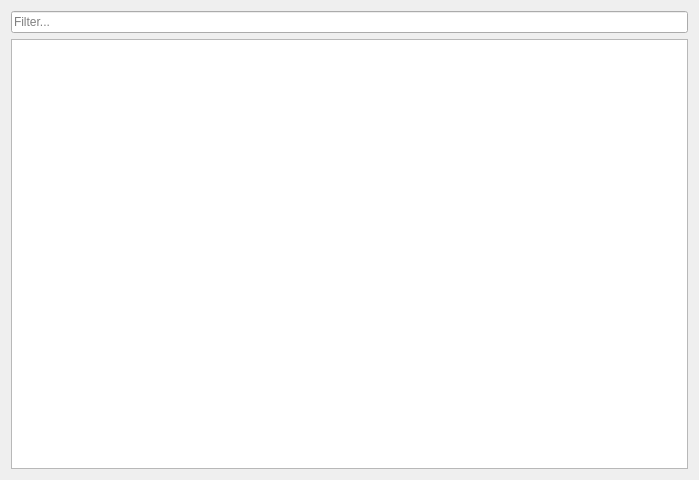
Old version of the form src/shortcutmanager.ui in the repository 0xd34df00d/leechcraft.
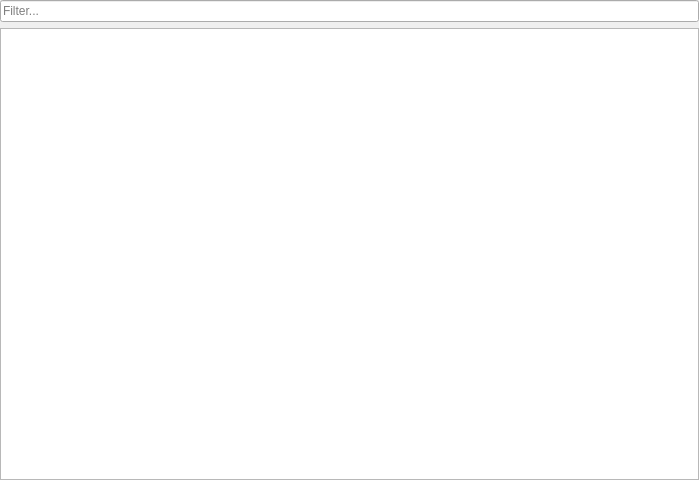
New version of the form.

Commit message: Core: zero margins for SM widget.

Patch:
```diff
--- a/src/shortcutmanager.ui
+++ b/src/shortcutmanager.ui
@@ -14,6 +14,9 @@
    <string>Shortcut manager</string>
   </property>
   <layout class="QVBoxLayout" name="verticalLayout">
+   <property name="margin">
+    <number>0</number>
+   </property>
    <item>
     <widget class="QLineEdit" name="FilterLine_">
      <property name="placeholderText">
```
